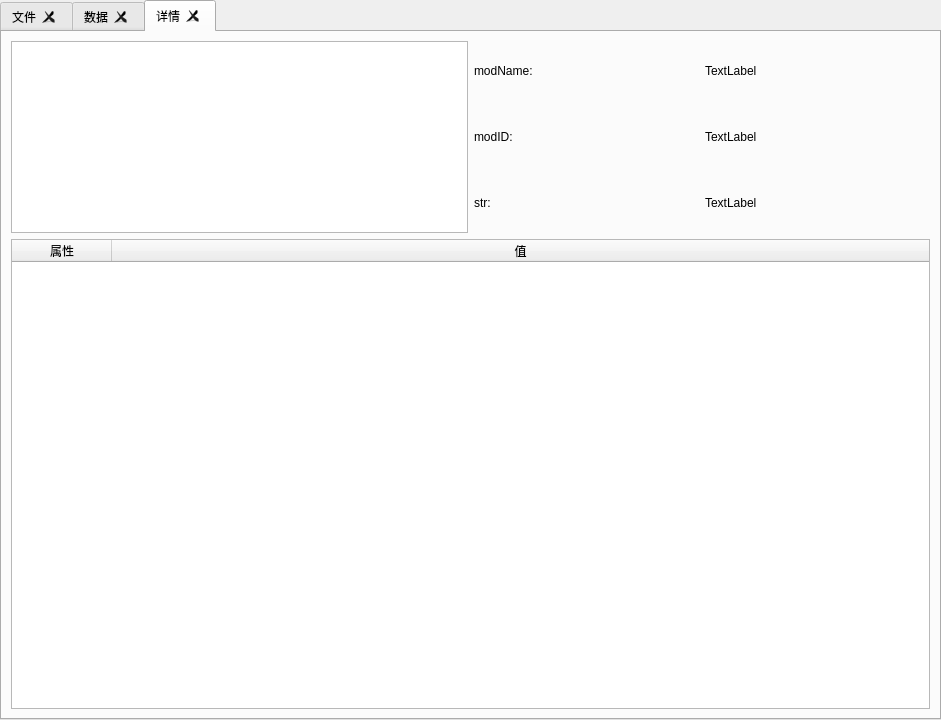
CMZSrost/NEOeditor, file Editor_UI/fileTab.ui: the form before one commit.
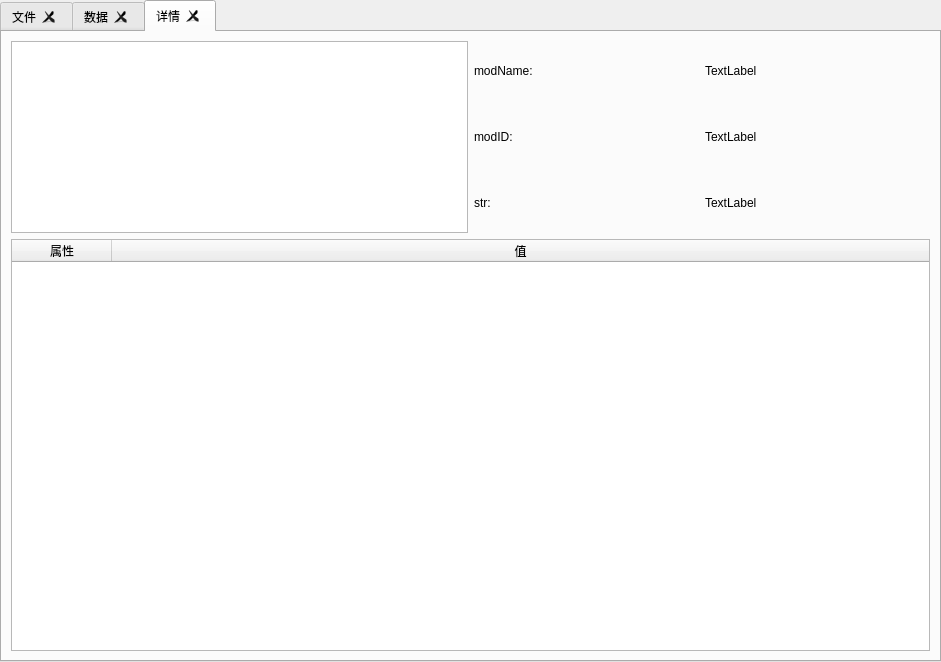
The form after the commit. The open tabs and pages were chosen to show the change. Custom widgets are drawn as their Qt base class.

The edit to the form file:
```diff
--- a/Editor_UI/fileTab.ui
+++ b/Editor_UI/fileTab.ui
@@ -7,9 +7,15 @@
     <x>0</x>
     <y>0</y>
     <width>941</width>
-    <height>720</height>
+    <height>662</height>
    </rect>
   </property>
+  <property name="sizePolicy">
+   <sizepolicy hsizetype="Expanding" vsizetype="Ignored">
+    <horstretch>0</horstretch>
+    <verstretch>0</verstretch>
+   </sizepolicy>
+  </property>
   <property name="windowTitle">
    <string>TabWidget</string>
   </property>
@@ -147,7 +153,7 @@
    <attribute name="title">
     <string>详情</string>
    </attribute>
-   <layout class="QVBoxLayout" name="verticalLayout_4">
+   <layout class="QVBoxLayout" name="verticalLayout_3">
     <item>
      <layout class="QHBoxLayout" name="horizontalLayout_4">
       <item>
@@ -161,9 +167,9 @@
        </widget>
       </item>
       <item>
-       <layout class="QVBoxLayout" name="verticalLayout_3">
+       <layout class="QVBoxLayout" name="verticalLayout_5">
         <item>
-         <layout class="QHBoxLayout" name="horizontalLayout">
+         <layout class="QHBoxLayout" name="horizontalLayout_3">
           <item>
            <widget class="QLabel" name="label">
             <property name="text">
@@ -199,7 +205,7 @@
          </layout>
         </item>
         <item>
-         <layout class="QHBoxLayout" name="horizontalLayout_3">
+         <layout class="QHBoxLayout" name="horizontalLayout_6">
           <item>
            <widget class="QLabel" name="label_3">
             <property name="text">
@@ -276,6 +282,17 @@
    </layout>
   </widget>
  </widget>
+ <customwidgets>
+  <customwidget>
+   <class>NewTable</class>
+   <extends>QTableWidget</extends>
+   <header>dataTableUI</header>
+   <slots>
+    <slot>showinfo(int,int)</slot>
+    <slot>findText(QString)</slot>
+   </slots>
+  </customwidget>
+ </customwidgets>
  <resources/>
  <connections/>
 </ui>
```
Left out of the diff: 50 changed lines with no effect on the pictures.
